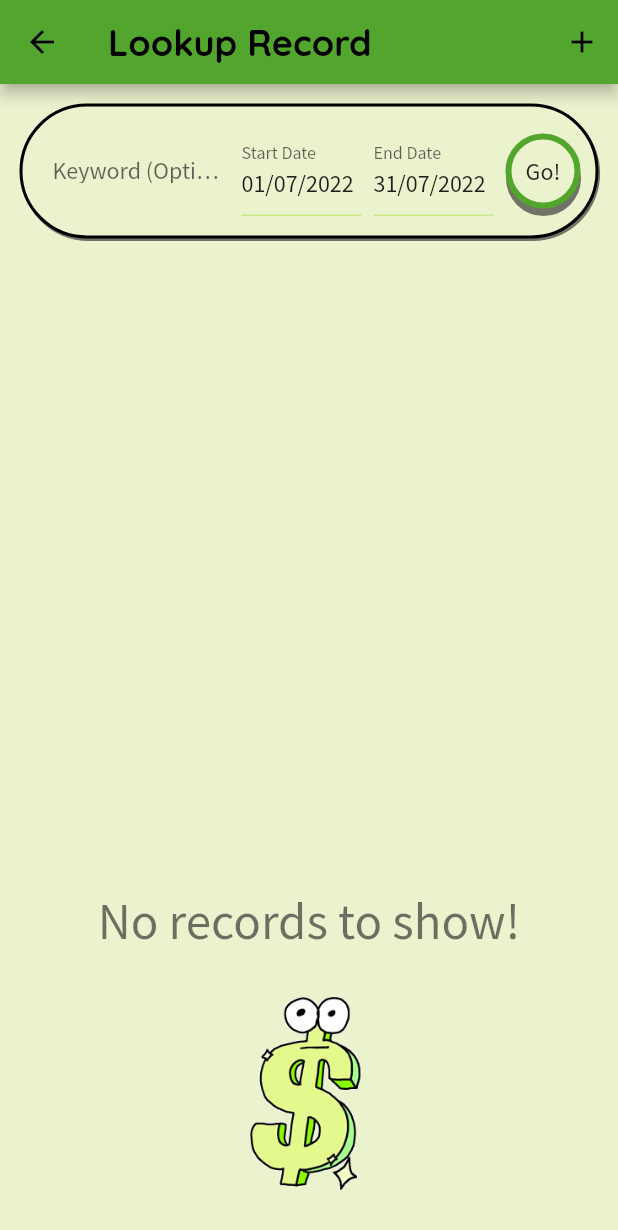
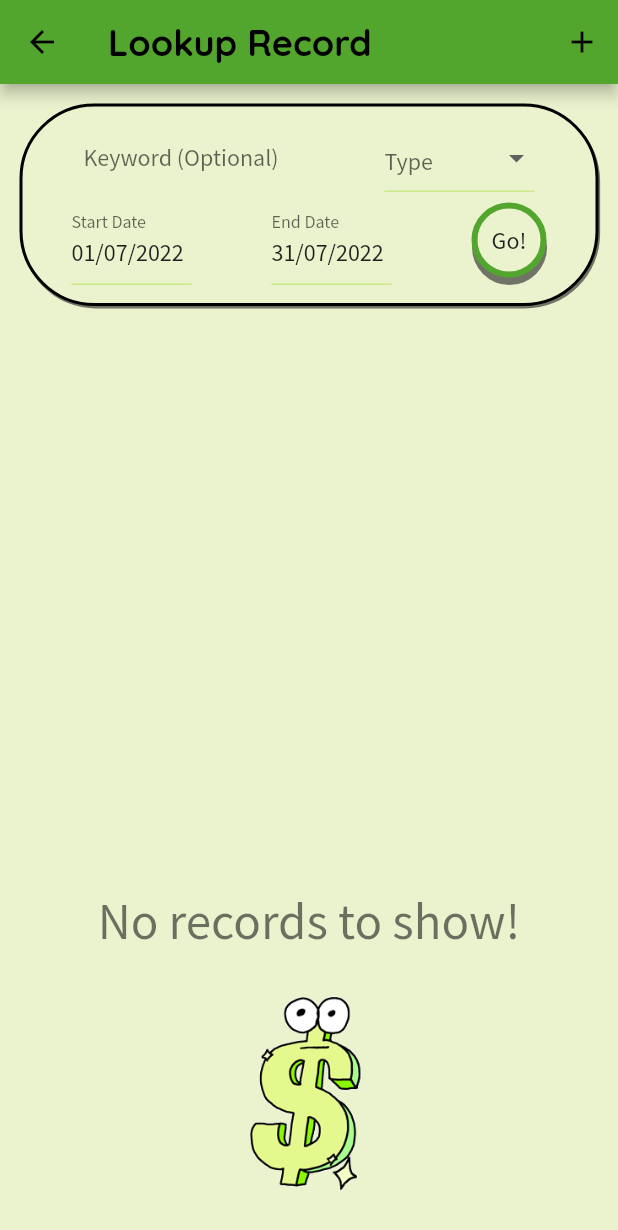
Before and after one commit to MishelV/Cash-Flow-app, a Flutter app: the screen it shows after launch, after a tap on an icon or button, on a phone screen of 412 x 824 dp. Shown: the top 1230 px of the screen. Run offline on Flutter 3.47's test engine with Material 2 defaults, Android fonts, the light colour scheme and no system bars; drawn by our look-alikes of date_time_picker; our stand-ins replace flutter_spinbox, hive, hive_flutter, percent_indicator; accounts and stored records are empty.

Commit message:
Add Upcoming Expenses logic - filtering records by type

```diff
--- a/lib/models/record.dart
+++ b/lib/models/record.dart
@@ -1,6 +1,12 @@
 import 'package:hive/hive.dart';
 
 part 'record.g.dart';
+
+enum RecordType {
+  all,
+  expense,
+  income,
+}
 
 @HiveType(typeId: 0)
 class Record {
--- a/lib/providers/record_provider.dart
+++ b/lib/providers/record_provider.dart
@@ -83,17 +83,27 @@ class RecordProvider with ChangeNotifier {
     return records;
   }
 
+  bool recordTypeMatch(Record r, RecordType t) {
+    return !(t == RecordType.expense && r.value > 0 ||
+        t == RecordType.income && r.value < 0);
+  }
+
   List<Record> getRecordsFromTimeFrameByKeyword(
-      String keyword, DateTime startDate, DateTime endDate) {
+      String keyword, DateTime startDate, DateTime endDate, RecordType type) {
     List<Record> records = getRecordsByTimeFrame(startDate, endDate);
-    if (keyword.isEmpty) return records;
+    if (keyword.isEmpty && type == RecordType.all) return records;
 
     List<Record> matchingRecords = [];
     for (Record r in records) {
-      if (r.name.contains(keyword) || r.description.contains(keyword)) {
+      if ((r.name.contains(keyword) ||
+              r.description.contains(keyword) ||
+              keyword.isEmpty) &&
+          recordTypeMatch(r, type)) {
         matchingRecords.add(r);
       }
     }
+    print("***********pop");
+    print("records size is ${matchingRecords.length}");
     return matchingRecords;
   }
 
--- a/lib/screens/edit_record_screen.dart
+++ b/lib/screens/edit_record_screen.dart
@@ -103,7 +103,6 @@ class _EditRecordScreenState extends State<EditRecordScreen> {
         ],
       ),
     );
-    // Navigator.of(context).pop();
   }
 
   @override
@@ -163,10 +162,6 @@ class _EditRecordScreenState extends State<EditRecordScreen> {
                 ),
                 Row(
                   children: [
-                    // const Text("Record Type: "),
-                    // const SizedBox(
-                    //   width: 50,
-                    // ),
                     Expanded(
                       child: DropdownButtonFormField<String>(
                         isDense: true,
--- a/lib/screens/search_record_screen.dart
+++ b/lib/screens/search_record_screen.dart
@@ -28,17 +28,22 @@ class _SearchRecordScreenState extends State<SearchRecordScreen> {
   DateTime _startDate = DateTime.now();
   DateTime _endDate = DateTime(DateTime.now().year + 1);
   String _keyword = "";
+  RecordType _recordType = RecordType.all;
   var _isInit = true;
 
   @override
   void didChangeDependencies() {
     if (_isInit) {
-      final yearMonth =
-          ModalRoute.of(context)?.settings.arguments as List<int>?;
-      if (yearMonth != null) {
+      final yearMonthType =
+          ModalRoute.of(context)?.settings.arguments as List<Object>?;
+      if (yearMonthType != null) {
         setState(() {
-          _startDate = DateTime(yearMonth[0], yearMonth[1]);
+          _startDate =
+              DateTime(yearMonthType[0] as int, yearMonthType[1] as int);
           _endDate = _startDate.add(const Duration(days: 30));
+          if (yearMonthType.length > 2) {
+            _recordType = yearMonthType[2] as RecordType;
+          }
         });
       }
     }
@@ -54,14 +59,10 @@ class _SearchRecordScreenState extends State<SearchRecordScreen> {
       FocusManager.instance.primaryFocus!.unfocus();
     }
 
-    // final isValid = _formKey.currentState?.validate();
-    // if (isValid == null || !isValid) {
-    //   return;
-    // }
-    // _formKey.currentState!.save();
     setState(() {
       _records = Provider.of<RecordProvider>(context, listen: false)
-          .getRecordsFromTimeFrameByKeyword(_keyword, _startDate, _endDate);
+          .getRecordsFromTimeFrameByKeyword(
+              _keyword, _startDate, _endDate, _recordType);
       _records.sort(
         (a, b) => a.startDate.compareTo(b.startDate),
       );
@@ -109,16 +110,22 @@ class _SearchRecordScreenState extends State<SearchRecordScreen> {
                     ),
                   ],
                 ),
-                padding: EdgeInsets.all(10),
-                margin: EdgeInsets.all(5),
-                height: 90,
-                child: Row(
+                padding: const EdgeInsets.all(10),
+                margin: const EdgeInsets.all(5),
+                height: 135,
+                child: Column(
                   mainAxisAlignment: MainAxisAlignment.spaceEvenly,
-                  children: <Widget>[
-                    SizedBox(
+                  crossAxisAlignment: CrossAxisAlignment.center,
+                  children: [
+                    Row(
+                      mainAxisAlignment: MainAxisAlignment.spaceEvenly,
+                      children: [
+                        const SizedBox(
                           width: 10,
                         ),
-                    Expanded(
+                        SizedBox(
+                          height: 30,
+                          width: 170,
                           child: TextFormField(
                             initialValue: "",
                             decoration: const InputDecoration(
@@ -133,9 +140,56 @@ class _SearchRecordScreenState extends State<SearchRecordScreen> {
                             },
                           ),
                         ),
+                        const SizedBox(
+                          width: 10,
+                        ),
                         SizedBox(
-                      width: 8,
+                          height: 45,
+                          width: 100,
+                          child: DropdownButtonFormField<String>(
+                            isDense: true,
+                            validator: (value) {
+                              if (value == null || value == "") {
+                                return "Please pick the record type!";
+                              }
+                              return null;
+                            },
+                            hint: const Text("Type"),
+                            items:
+                                ["All", "Income", "Expense"].map((recordType) {
+                              return DropdownMenuItem<String>(
+                                child: SizedBox(
+                                  height: 20,
+                                  child: Text(recordType),
                                 ),
+                                value: recordType,
+                              );
+                            }).toList(),
+                            onChanged: (val) {
+                              if (val != null) {
+                                setState(
+                                  () {
+                                    if (val == "Expense") {
+                                      _recordType = RecordType.expense;
+                                    } else if (val == "Income") {
+                                      _recordType = RecordType.income;
+                                    } else {
+                                      _recordType = RecordType.all;
+                                    }
+                                  },
+                                );
+                              }
+                            },
+                          ),
+                        ),
+                        const SizedBox(
+                          width: 10,
+                        ),
+                      ],
+                    ),
+                    Row(
+                      mainAxisAlignment: MainAxisAlignment.spaceEvenly,
+                      children: <Widget>[
                         SizedBox(
                           width: 80,
                           child: DateTimePicker(
@@ -154,7 +208,7 @@ class _SearchRecordScreenState extends State<SearchRecordScreen> {
                             },
                           ),
                         ),
-                    SizedBox(
+                        const SizedBox(
                           width: 8,
                         ),
                         SizedBox(
@@ -175,7 +229,7 @@ class _SearchRecordScreenState extends State<SearchRecordScreen> {
                             },
                           ),
                         ),
-                    SizedBox(
+                        const SizedBox(
                           width: 8,
                         ),
                         ButtonWrapper(
@@ -196,15 +250,17 @@ class _SearchRecordScreenState extends State<SearchRecordScreen> {
                         ),
                       ],
                     ),
+                  ],
                 ),
               ),
-            SizedBox(
-              width: 28,
+            ),
+            const SizedBox(
+              width: 26,
             ),
             if (_records.isNotEmpty)
               SizedBox(
                 width: 300,
-                height: 400,
+                height: 380,
                 child: ListView.builder(
                   itemBuilder: (ctx, index) {
                     final record = _records.elementAt(index);
@@ -223,7 +279,7 @@ class _SearchRecordScreenState extends State<SearchRecordScreen> {
                 crossAxisAlignment: CrossAxisAlignment.center,
                 mainAxisAlignment: MainAxisAlignment.center,
                 children: [
-                  SizedBox(
+                  const SizedBox(
                     height: 150,
                   ),
                   Text(
--- a/lib/widgets/actions_widget.dart
+++ b/lib/widgets/actions_widget.dart
@@ -1,3 +1,4 @@
+import 'package:cash_flow_app/models/record.dart';
 import 'package:cash_flow_app/screens/edit_record_screen.dart';
 import 'package:cash_flow_app/screens/search_record_screen.dart';
 import 'package:flutter/material.dart';
@@ -13,7 +14,7 @@ class ActionsWidget extends StatelessWidget {
         child: Row(
           mainAxisAlignment: MainAxisAlignment.spaceEvenly,
           crossAxisAlignment: CrossAxisAlignment.center,
-          children: const [
+          children: [
             SizedBox(
               width: 10,
             ),
@@ -30,12 +31,18 @@ class ActionsWidget extends StatelessWidget {
             ActionButton(
               icon: Icon(Icons.payment),
               buttonName: "Upcoming Expenses",
-              route: "",
+              route: SearchRecordScreen.routeName,
+              arguments: [
+                DateTime.now().year,
+                DateTime.now().month,
+                RecordType.expense
+              ],
             ),
             ActionButton(
               icon: Icon(Icons.summarize_outlined),
               buttonName: "Monthly Summary",
-              route: "",
+              route: SearchRecordScreen.routeName,
+              arguments: [DateTime.now().year, DateTime.now().month],
             ),
             SizedBox(
               width: 10,
@@ -51,9 +58,9 @@ class ActionButton extends StatelessWidget {
   final Icon icon;
   final String buttonName;
   final String route;
-  final Object? arguments;
+  Object? arguments;
 
-  const ActionButton({
+  ActionButton({
     required this.icon,
     required this.buttonName,
     required this.route,
```
Lines whose indentation alone changed are shown as unchanged.
